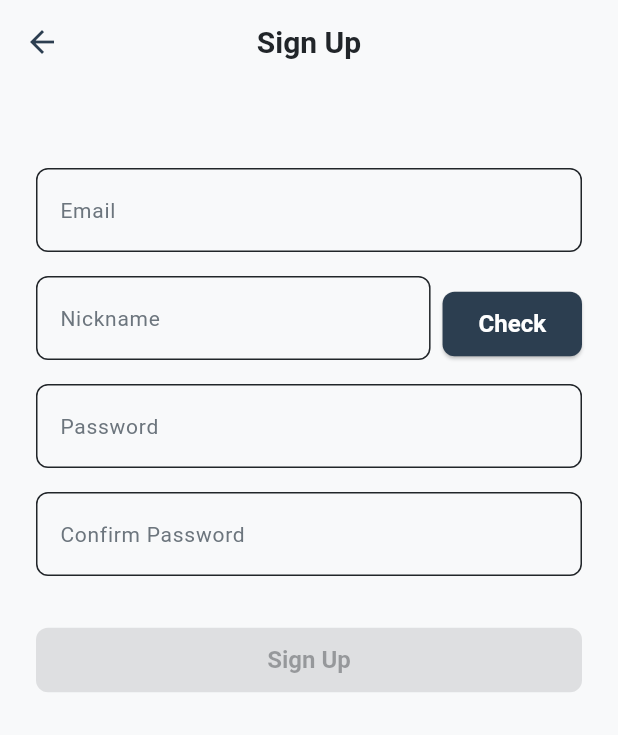
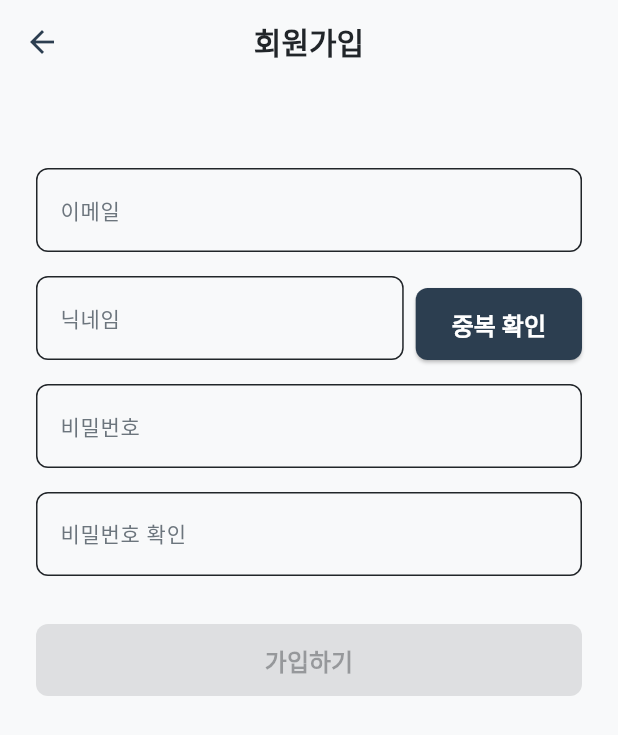
Before and after one commit to Sharknia/hono-front, a Flutter app: the SignUpScreen screen opened directly, on a phone screen of 412 x 824 dp. Shown: the top 735 px of the screen. Run offline on Flutter 3.47's test engine with Material 3 defaults, Android fonts, the phone set to English and light mode, and no system bars; our stand-ins replace flutter_dotenv, flutter_riverpod, freezed_annotation.

Commit message:
feat(i18n): localize sign-up screen to Korean

```diff
--- a/lib/src/presentation/screen/sign_up_screen.dart
+++ b/lib/src/presentation/screen/sign_up_screen.dart
@@ -85,7 +85,7 @@ class _SignUpScreenState extends ConsumerState<SignUpScreen> {
 
     return Scaffold(
       appBar: AppBar(
-        title: const Text('Sign Up'),
+        title: const Text('회원가입'),
         backgroundColor: Colors.transparent,
       ),
       body: SafeArea(
@@ -96,7 +96,7 @@ class _SignUpScreenState extends ConsumerState<SignUpScreen> {
             children: [
               const SizedBox(height: AppSpacing.p32),
               CustomTextField(
-                labelText: 'Email',
+                labelText: '이메일',
                 controller: emailController,
                 onChanged: signUpViewModel.validateEmail,
                 errorText: signUpState.emailError,
@@ -107,7 +107,7 @@ class _SignUpScreenState extends ConsumerState<SignUpScreen> {
                 children: [
                   Expanded(
                     child: CustomTextField(
-                      labelText: 'Nickname',
+                      labelText: '닉네임',
                       controller: nicknameController,
                       onChanged: signUpViewModel.validateNickname,
                       errorText: signUpState.nicknameError,
@@ -124,7 +124,7 @@ class _SignUpScreenState extends ConsumerState<SignUpScreen> {
                               signUpViewModel
                                   .checkNickname(nicknameController.text);
                             },
-                      text: 'Check',
+                      text: '중복 확인',
                       isLoading: signUpState.isCheckingNickname,
                     ),
                   )
@@ -134,13 +134,13 @@ class _SignUpScreenState extends ConsumerState<SignUpScreen> {
                 const Padding(
                   padding: EdgeInsets.only(top: AppSpacing.p8),
                   child: Text(
-                    'Nickname is available and fixed.',
+                    '사용 가능한 닉네임입니다.',
                     style: TextStyle(color: Colors.green),
                   ),
                 ),
               const SizedBox(height: AppSpacing.p16),
               CustomTextField(
-                labelText: 'Password',
+                labelText: '비밀번호',
                 controller: passwordController,
                 obscureText: true,
                 onChanged: (password) => signUpViewModel.validatePassword(
@@ -149,7 +149,7 @@ class _SignUpScreenState extends ConsumerState<SignUpScreen> {
               ),
               const SizedBox(height: AppSpacing.p16),
               CustomTextField(
-                labelText: 'Confirm Password',
+                labelText: '비밀번호 확인',
                 controller: passwordCheckController,
                 obscureText: true,
                 onChanged: (passwordCheck) => signUpViewModel.validatePassword(
@@ -158,7 +158,7 @@ class _SignUpScreenState extends ConsumerState<SignUpScreen> {
               ),
               const SizedBox(height: AppSpacing.p32),
               CustomButton(
-                text: 'Sign Up',
+                text: '가입하기',
                 isLoading: signUpState.isLoading,
                 onPressed: signUpState.isFormValid
                     ? () {
```
Also changed, not shown: 2 other files.
